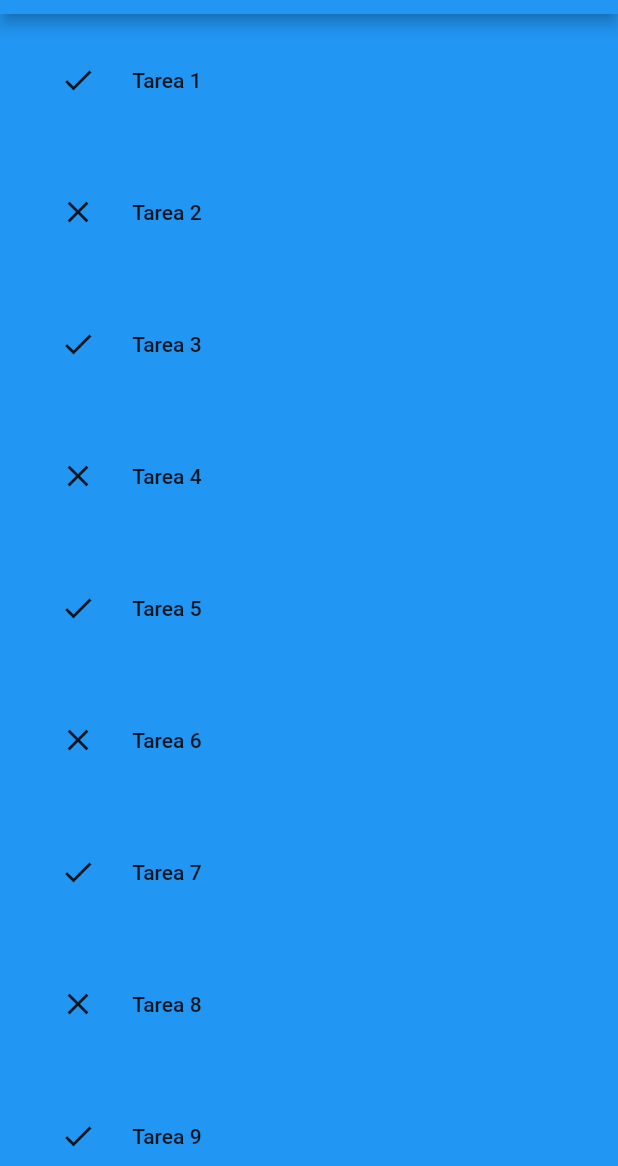
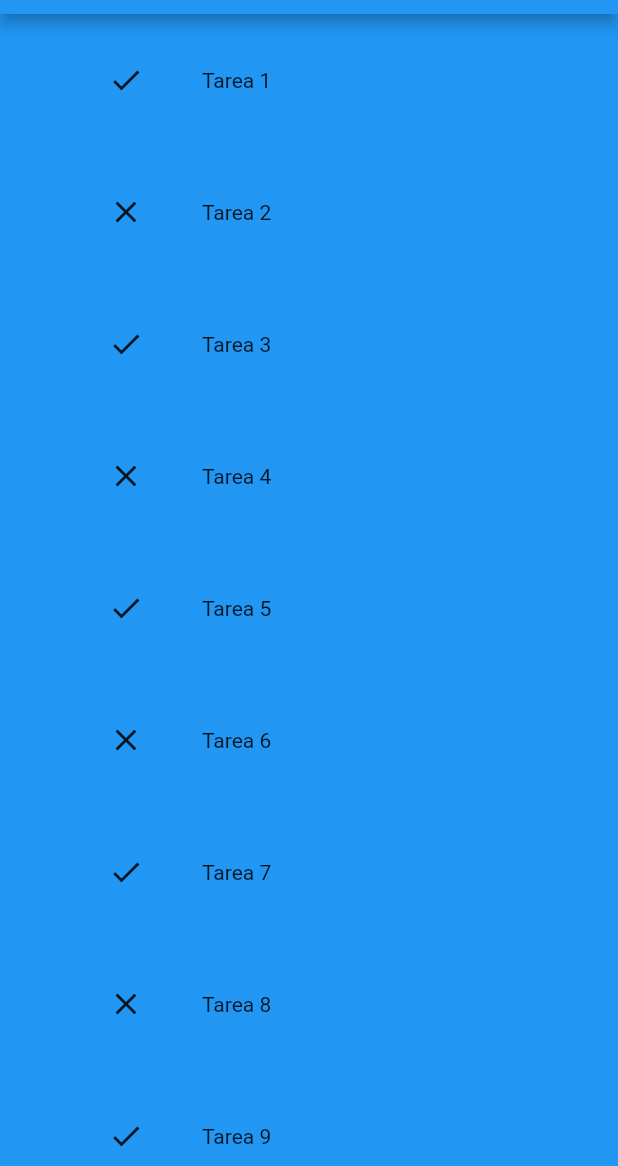
Before and after one commit to AlbertoHerTol/StateFull, a Flutter app: the screen it shows after launch, on a phone screen of 412 x 824 dp, the part 70-1236 px from its top. Run offline on Flutter 3.47's test engine with Material 2 defaults, Android fonts, the phone set to English and light mode, and no system bars.

```diff
--- a/lib/main.dart
+++ b/lib/main.dart
@@ -32,9 +32,25 @@ class TareaState extends State<Tarea>{
   Widget build(BuildContext context) {
     return Container(
         padding: EdgeInsets.only(left:20),
-        /*---------------------------------------
+        //---------------------------------------
         child: Row(
+            children:[
+              if (tst['done'])
+                FlatButton(
+                    child: Icon(Icons.done),
+                    onPressed: (){click();}
+                )
+              else
+                FlatButton(
+                    child: Icon(Icons.clear),
+                    onPressed: (){click();}
+                ),
+              Text("  "+tst['nombre'])
 
+            ]
+        )
+        /*
+        child: Row(
             children:[
               if (tst['done'])
                 IconButton(
@@ -50,8 +66,8 @@ class TareaState extends State<Tarea>{
 
             ]
         )
-        */
-
+*/
+    /*
         child: Row(
           children:[
             if (tst['done'])
@@ -64,6 +80,8 @@ class TareaState extends State<Tarea>{
             ),
           ]
         )
+
+     */
 
 
     );
@@ -109,7 +127,7 @@ class MyApp extends StatelessWidget {
                     padding: EdgeInsets.all(20),
                     decoration: BoxDecoration(
                       color: Colors.blue,
-                    ),
+                      ),
                     child: Row(
                         children: [Tarea (m)]
                     )
```
